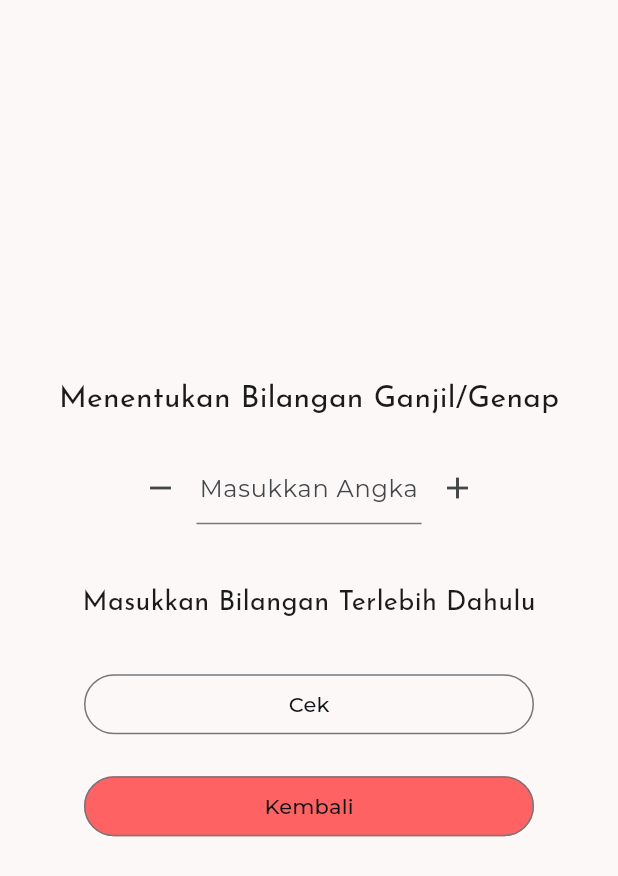
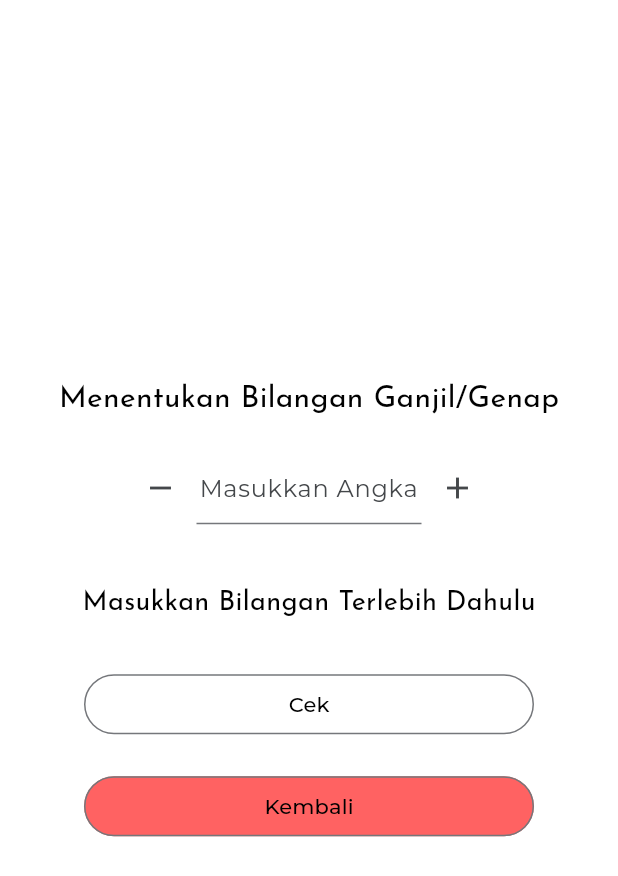
Before and after one commit to Lupse/overshare, a Flutter app: the Tugas1 screen opened by its route, on a phone screen of 412 x 824 dp. Shown: the top 876 px of the screen. Run offline on Flutter 3.47's test engine with Material 3 defaults, Android fonts, the light colour scheme and no system bars; our stand-ins replace firebase_auth, firebase_core, flutter_svg, google_fonts; accounts and stored records are empty.

Commit message:
fix lagi tugas 1

```diff
--- a/lib/views/intro.dart
+++ b/lib/views/intro.dart
@@ -267,7 +267,7 @@ class Intro extends StatelessWidget {
                                             padding: EdgeInsets.all(3.0),
                                             child: Image(
                                               image: AssetImage(
-                                                  "assets/dummy.png"),
+                                                  "assets/tugas1.jpeg"),
                                               width: 150,
                                               height: 100,
                                               fit: BoxFit.cover,
@@ -395,7 +395,9 @@ class Intro extends StatelessWidget {
                       //back to login
                       Navigator.pushNamedAndRemoveUntil(
                           // ignore: use_build_context_synchronously
-                          context, '/landing', (route) => false);
+                          context,
+                          '/landing',
+                          (route) => false);
                     },
                     style: OutlinedButton.styleFrom(
                         side: const BorderSide(
--- a/lib/views/tugas1.dart
+++ b/lib/views/tugas1.dart
@@ -52,11 +52,14 @@ class _Tugas1State extends State<Tugas1> {
   Widget build(BuildContext context) {
     return Scaffold(
       body: Center(
+        child: Container(
+          decoration: const BoxDecoration(color: Colors.white),
           child: Column(
             mainAxisAlignment: MainAxisAlignment.center,
             children: [
               Text("Menentukan Bilangan Ganjil/Genap",
-                style: GoogleFonts.josefinSans(fontSize: 20)),
+                  style: GoogleFonts.josefinSans(
+                      fontSize: 20, color: Colors.black)),
               const SizedBox(height: 20),
 
               // Input field
@@ -92,7 +95,8 @@ class _Tugas1State extends State<Tugas1> {
                 padding: const EdgeInsets.only(top: 20.0, bottom: 20),
                 child: Text(
                   result,
-                style: GoogleFonts.josefinSans(fontSize: 18),
+                  style: GoogleFonts.josefinSans(
+                      fontSize: 18, color: Colors.black),
                 ),
               ),
 
@@ -102,7 +106,10 @@ class _Tugas1State extends State<Tugas1> {
                   width: 300,
                   child: OutlinedButton(
                     onPressed: check,
-                  child: const Text('Cek'),
+                    child: const Text(
+                      'Cek',
+                      style: TextStyle(color: Colors.black),
+                    ),
                   ),
                 ),
               ),
@@ -119,14 +126,19 @@ class _Tugas1State extends State<Tugas1> {
                               builder: (context) => const Tugas1()));
                     },
                     style: OutlinedButton.styleFrom(
-                      backgroundColor: const Color.fromARGB(255, 255, 98, 98)),
-                  child: const Text('Kembali'),
+                        backgroundColor:
+                            const Color.fromARGB(255, 255, 98, 98)),
+                    child: const Text(
+                      'Kembali',
+                      style: TextStyle(color: Colors.black),
+                    ),
                   ),
                 ),
               ),
             ],
           ),
         ),
+      ),
     );
   }
 }
--- a/pubspec.yaml
+++ b/pubspec.yaml
@@ -30,3 +30,4 @@ flutter:
     - assets/dejan.jpeg
     - assets/luthfi.jpeg
     - assets/dummy.png
+    - assets/tugas1.jpeg
```
Also changed, not shown: assets/tugas1.jpeg (added). Lines whose indentation alone changed are shown as unchanged.
